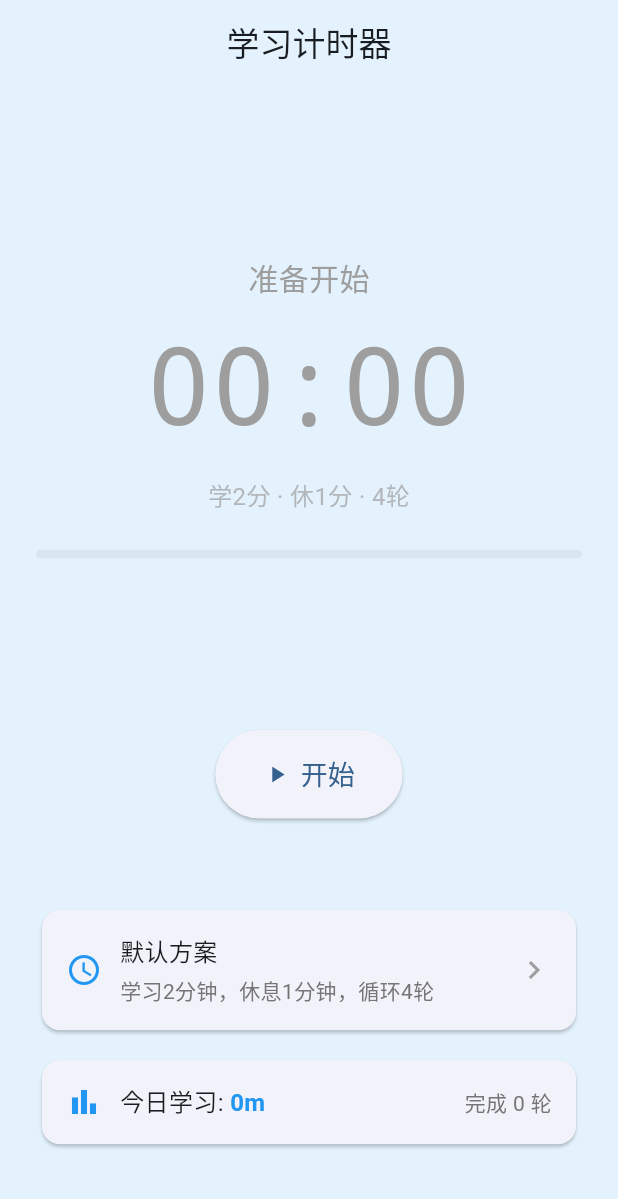
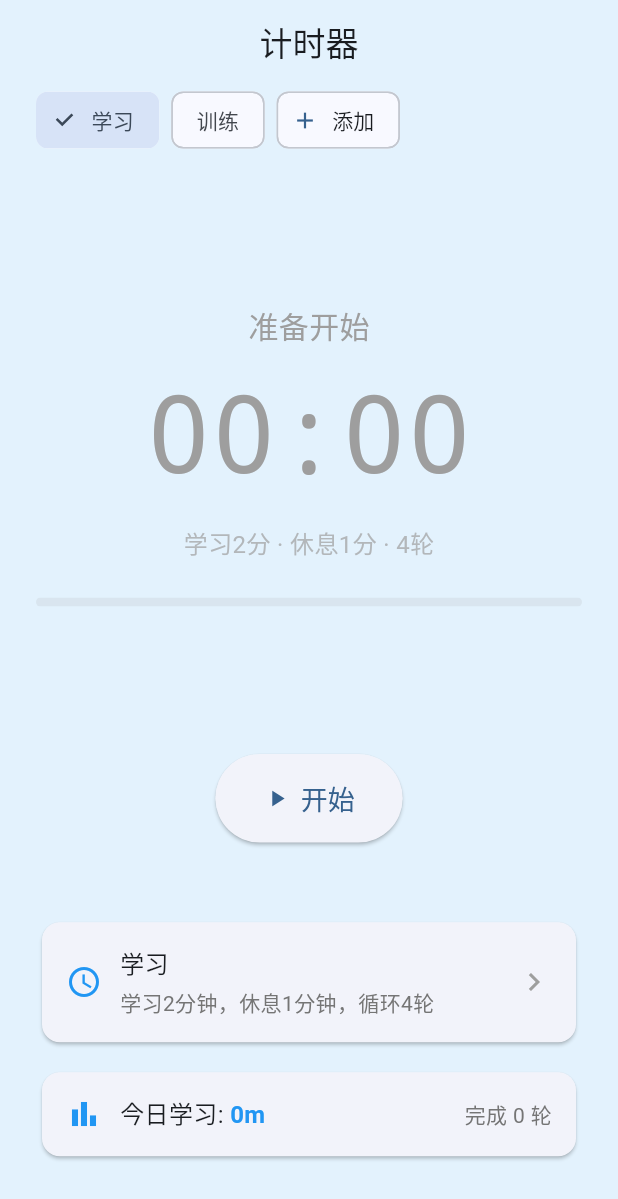
Before and after one commit to griefforyou/alertApp, a Flutter app: the screen it shows after launch, on a phone screen of 412 x 824 dp. Shown: the top 1199 px of the screen. Run offline on Flutter 3.47's test engine with Material 3 defaults, Android fonts, the phone set to English and light mode, and no system bars; our stand-ins replace flutter_local_notifications, timezone.

Commit message:
feat: timer type profiles (study/training/custom) with per-type presets, add/delete, persistent

```diff
--- a/lib/models/models.dart
+++ b/lib/models/models.dart
@@ -1,3 +1,4 @@
 export 'session_state.dart';
 export 'study_preset.dart';
 export 'daily_record.dart';
+export 'timer_profile.dart';
--- /dev/null
+++ b/lib/models/timer_profile.dart
@@ -0,0 +1,83 @@
+enum TimerCategory { study, training, custom }
+
+class TimerProfile {
+  final String id;
+  final TimerCategory category;
+  final String? customName;
+  final int studyMinutes;
+  final int breakMinutes;
+  final int totalCycles;
+
+  const TimerProfile({
+    required this.id,
+    required this.category,
+    this.customName,
+    this.studyMinutes = 2,
+    this.breakMinutes = 1,
+    this.totalCycles = 4,
+  });
+
+  String get displayName {
+    switch (category) {
+      case TimerCategory.study:
+        return '学习';
+      case TimerCategory.training:
+        return '训练';
+      case TimerCategory.custom:
+        return customName ?? '自定义';
+    }
+  }
+
+  TimerProfile copyWith({
+    String? id,
+    TimerCategory? category,
+    String? customName,
+    int? studyMinutes,
+    int? breakMinutes,
+    int? totalCycles,
+  }) {
+    return TimerProfile(
+      id: id ?? this.id,
+      category: category ?? this.category,
+      customName: customName ?? this.customName,
+      studyMinutes: studyMinutes ?? this.studyMinutes,
+      breakMinutes: breakMinutes ?? this.breakMinutes,
+      totalCycles: totalCycles ?? this.totalCycles,
+    );
+  }
+
+  Map<String, dynamic> toJson() => {
+    'id': id,
+    'category': category.name,
+    if (customName != null) 'customName': customName,
+    'studyMinutes': studyMinutes,
+    'breakMinutes': breakMinutes,
+    'totalCycles': totalCycles,
+  };
+
+  factory TimerProfile.fromJson(Map<String, dynamic> json) => TimerProfile(
+    id: json['id'] as String,
+    category: TimerCategory.values.byName(json['category'] as String),
+    customName: json['customName'] as String?,
+    studyMinutes: json['studyMinutes'] as int,
+    breakMinutes: json['breakMinutes'] as int,
+    totalCycles: json['totalCycles'] as int,
+  );
+
+  static List<TimerProfile> defaults() => [
+    const TimerProfile(
+      id: 'builtin_study',
+      category: TimerCategory.study,
+      studyMinutes: 2,
+      breakMinutes: 1,
+      totalCycles: 4,
+    ),
+    const TimerProfile(
+      id: 'builtin_training',
+      category: TimerCategory.training,
+      studyMinutes: 1,
+      breakMinutes: 1,
+      totalCycles: 8,
+    ),
+  ];
+}
--- a/lib/pages/timer_page.dart
+++ b/lib/pages/timer_page.dart
@@ -2,6 +2,7 @@ import 'package:flutter/material.dart';
 import '../models/session_state.dart';
 import '../models/study_preset.dart';
 import '../models/daily_record.dart';
+import '../models/timer_profile.dart';
 import '../services/timer_service.dart';
 import '../services/notification_service.dart';
 import '../services/storage_service.dart';
@@ -29,13 +30,11 @@ class _TimerPageState extends State<TimerPage> {
   int _totalStudySeconds = 0;
   int _completedCycles = 0;
 
-  final _defaultPreset = const StudyPreset(
-    id: 'default',
-    name: '默认方案',
-    studyMinutes: 2,
-    breakMinutes: 1,
-    totalCycles: 4,
-  );
+  List<TimerProfile> _profiles = [];
+  int _selectedIndex = 0;
+
+  TimerProfile get _profile => _selectedIndex < _profiles.length ? _profiles[_selectedIndex] : TimerProfile.defaults().first;
+  String get _typeName => _profile.displayName;
 
   @override
   void initState() {
@@ -56,6 +55,7 @@ class _TimerPageState extends State<TimerPage> {
 
   Future<void> _initAsync() async {
     await _notificationService.initialize();
+    _profiles = await _storageService.loadProfiles();
     await _timerService.restoreFromStorage();
     await _loadTodayRecord();
     if (mounted) setState(() {});
@@ -95,7 +95,7 @@ class _TimerPageState extends State<TimerPage> {
     if (s == null) return;
     setState(() {
       if (s.currentPhase == Phase.breaking) {
-        _overlayTitle = '学习结束！';
+        _overlayTitle = '$_typeName结束！';
         _overlayBody = '休息 ${s.breakMinutes} 分钟';
         _overlayModal = false;
         _totalStudySeconds += s.studyMinutes * 60;
@@ -105,12 +105,12 @@ class _TimerPageState extends State<TimerPage> {
         _saveTodayRecord();
       } else if (s.currentPhase == Phase.learning) {
         _overlayTitle = '休息结束！';
-        _overlayBody = '开始第 ${s.currentCycle} 轮学习';
+        _overlayBody = '开始第 ${s.currentCycle} 轮$_typeName';
         _overlayModal = true;
         _timerService.pause();
       } else if (s.currentPhase == Phase.finished) {
         _overlayTitle = '全部完成！';
-        _overlayBody = '今天的学习任务已完成';
+        _overlayBody = '今天的$_typeName任务已完成';
         _overlayModal = false;
         _totalStudySeconds += s.studyMinutes * 60;
         _completedCycles++;
@@ -120,10 +120,102 @@ class _TimerPageState extends State<TimerPage> {
     });
   }
 
+  void _switchProfile(int index) {
+    if (index == _selectedIndex) return;
+    if (_timerService.state != null) {
+      _timerService.stop();
+    }
+    setState(() => _selectedIndex = index);
+  }
+
+  Future<void> _handleAddProfile() async {
+    final nameController = TextEditingController();
+    final name = await showDialog<String>(
+      context: context,
+      builder: (ctx) => AlertDialog(
+        title: const Text('自定义类型'),
+        content: TextField(
+          controller: nameController,
+          autofocus: true,
+          decoration: const InputDecoration(
+            labelText: '名称',
+            hintText: '例如：跑步、阅读、瑜伽',
+          ),
+        ),
+        actions: [
+          TextButton(
+            onPressed: () => Navigator.of(ctx).pop(),
+            child: const Text('取消'),
+          ),
+          TextButton(
+            onPressed: () {
+              final v = nameController.text.trim();
+              if (v.isEmpty) return;
+              Navigator.of(ctx).pop(v);
+            },
+            child: const Text('添加'),
+          ),
+        ],
+      ),
+    );
+    if (name == null || name.isEmpty) return;
+    final profile = TimerProfile(
+      id: DateTime.now().millisecondsSinceEpoch.toString(),
+      category: TimerCategory.custom,
+      customName: name,
+      studyMinutes: 2,
+      breakMinutes: 1,
+      totalCycles: 4,
+    );
+    setState(() {
+      _profiles.add(profile);
+      _selectedIndex = _profiles.length - 1;
+    });
+    await _storageService.saveProfiles(_profiles);
+  }
+
+  Future<void> _handleDeleteProfile(int index) async {
+    final profile = _profiles[index];
+    if (profile.category != TimerCategory.custom) return;
+    final confirm = await showDialog<bool>(
+      context: context,
+      builder: (ctx) => AlertDialog(
+        title: const Text('删除类型'),
+        content: Text('确定要删除「${profile.displayName}」吗？'),
+        actions: [
+          TextButton(
+            onPressed: () => Navigator.of(ctx).pop(false),
+            child: const Text('取消'),
+          ),
+          TextButton(
+            onPressed: () => Navigator.of(ctx).pop(true),
+            child: const Text('删除'),
+          ),
+        ],
+      ),
+    );
+    if (confirm != true) return;
+    setState(() {
+      _profiles.removeAt(index);
+      if (_selectedIndex >= _profiles.length) _selectedIndex = _profiles.length - 1;
+    });
+    await _storageService.saveProfiles(_profiles);
+  }
+
   Future<void> _handleStart() async {
-    await _timerService.start(_defaultPreset);
+    final preset = StudyPreset(
+      id: _profile.id,
+      name: _profile.displayName,
+      studyMinutes: _profile.studyMinutes,
+      breakMinutes: _profile.breakMinutes,
+      totalCycles: _profile.totalCycles,
+    );
+    await _timerService.start(preset);
     if (_timerService.state != null) {
-      await _notificationService.schedulePhaseNotifications(_timerService.state!);
+      await _notificationService.schedulePhaseNotifications(
+        _timerService.state!,
+        typeName: _typeName,
+      );
     }
     setState(() {});
   }
@@ -143,7 +235,7 @@ class _TimerPageState extends State<TimerPage> {
       context: context,
       builder: (ctx) => AlertDialog(
         title: const Text('确认结束'),
-        content: const Text('当前学习进度将丢失，确定要结束吗？'),
+        content: Text('当前$_typeName进度将丢失，确定要结束吗？'),
         actions: [
           TextButton(
             onPressed: () => Navigator.of(ctx).pop(false),
@@ -196,7 +288,7 @@ class _TimerPageState extends State<TimerPage> {
         Scaffold(
           backgroundColor: bgColor,
           appBar: AppBar(
-            title: const Text('学习计时器'),
+            title: const Text('计时器'),
             centerTitle: true,
             elevation: 0,
             backgroundColor: Colors.transparent,
@@ -206,6 +298,45 @@ class _TimerPageState extends State<TimerPage> {
               padding: const EdgeInsets.symmetric(horizontal: 24),
               child: Column(
                 children: [
+                  SizedBox(
+                    height: 48,
+                    child: ListView.separated(
+                      scrollDirection: Axis.horizontal,
+                      itemCount: _profiles.length + 1,
+                      separatorBuilder: (_, __) => const SizedBox(width: 8),
+                      itemBuilder: (context, index) {
+                        if (index == _profiles.length) {
+                          return Center(
+                            child: ActionChip(
+                              avatar: const Icon(Icons.add, size: 18),
+                              label: const Text('添加'),
+                              onPressed: _timerService.state != null ? null : _handleAddProfile,
+                            ),
+                          );
+                        }
+                        final p = _profiles[index];
+                        final selected = index == _selectedIndex;
+                        final canDelete = p.category == TimerCategory.custom && !selected;
+                        return ChoiceChip(
+                          label: Row(
+                            mainAxisSize: MainAxisSize.min,
+                            children: [
+                              Text(p.displayName),
+                              if (canDelete) ...[
+                                const SizedBox(width: 4),
+                                GestureDetector(
+                                  onTap: () => _handleDeleteProfile(index),
+                                  child: const Icon(Icons.close, size: 14),
+                                ),
+                              ],
+                            ],
+                          ),
+                          selected: selected,
+                          onSelected: _timerService.state != null ? null : (_) => _switchProfile(index),
+                        );
+                      },
+                    ),
+                  ),
                   const Spacer(flex: 2),
                   if (remaining != null && state != null)
                     TimerDisplay(
@@ -214,16 +345,18 @@ class _TimerPageState extends State<TimerPage> {
                       currentCycle: state.currentCycle,
                       totalCycles: state.totalCycles,
                       progress: _timerService.progress,
+                      typeName: _typeName,
                     )
                   else
                     TimerDisplay(
                       remaining: Duration.zero,
                       phase: Phase.idle,
                       currentCycle: 0,
-                      totalCycles: _defaultPreset.totalCycles,
+                      totalCycles: _profile.totalCycles,
                       progress: 0,
-                      studyMinutes: _defaultPreset.studyMinutes,
-                      breakMinutes: _defaultPreset.breakMinutes,
+                      studyMinutes: _profile.studyMinutes,
+                      breakMinutes: _profile.breakMinutes,
+                      typeName: _typeName,
                     ),
                   const Spacer(flex: 2),
                   ControlButtons(
@@ -236,11 +369,21 @@ class _TimerPageState extends State<TimerPage> {
                     onStop: _handleStop,
                   ),
                   const Spacer(flex: 1),
-                  PresetCard(preset: _defaultPreset),
+                  PresetCard(
+                    preset: StudyPreset(
+                      id: _profile.id,
+                      name: _profile.displayName,
+                      studyMinutes: _profile.studyMinutes,
+                      breakMinutes: _profile.breakMinutes,
+                      totalCycles: _profile.totalCycles,
+                    ),
+                    typeName: _typeName,
+                  ),
                   const SizedBox(height: 12),
                   StatsCard(
                     totalStudySeconds: _displayStudySeconds,
                     completedCycles: _completedCycles,
+                    typeName: _typeName,
                   ),
                   const Spacer(flex: 1),
                 ],
--- a/lib/services/notification_service.dart
+++ b/lib/services/notification_service.dart
@@ -38,7 +38,7 @@ class NotificationService {
     }
   }
 
-  Future<void> schedulePhaseNotifications(SessionState session) async {
+  Future<void> schedulePhaseNotifications(SessionState session, {String typeName = '学习'}) async {
     if (!_initialized) return;
     await cancelAll();
 
@@ -54,8 +54,8 @@ class NotificationService {
         totalSeconds += session.studyMinutes * 60;
         await _scheduleNotification(
           id: cycle * 2 - 1,
-          title: '学习结束',
-          body: '第 $cycle 轮学习完成！休息 ${session.breakMinutes} 分钟',
+          title: '$typeName结束',
+          body: '第 $cycle 轮$typeName完成！休息 ${session.breakMinutes} 分钟',
           secondsFromNow: totalSeconds,
         );
         phase = Phase.breaking;
@@ -64,7 +64,7 @@ class NotificationService {
         await _scheduleNotification(
           id: cycle * 2,
           title: '休息结束',
-          body: '休息时间到！开始第 ${cycle + 1} 轮学习',
+          body: '休息时间到！开始第 ${cycle + 1} 轮$typeName',
           secondsFromNow: totalSeconds,
         );
         phase = Phase.learning;
--- a/lib/widgets/preset_card.dart
+++ b/lib/widgets/preset_card.dart
@@ -3,11 +3,12 @@ import '../models/study_preset.dart';
 
 class PresetCard extends StatelessWidget {
   final StudyPreset preset;
+  final String typeName;
   final VoidCallback? onTap;
-  const PresetCard({super.key, required this.preset, this.onTap});
+  const PresetCard({super.key, required this.preset, this.typeName = '学习', this.onTap});
 
   String get _description {
-    final study = '学习${preset.studyMinutes}分钟';
+    final study = '$typeName${preset.studyMinutes}分钟';
     final rest = '休息${preset.breakMinutes}分钟';
     final cycles = preset.totalCycles > 0 ? '循环${preset.totalCycles}轮' : '无限循环';
     return '$study，$rest，$cycles';
--- a/lib/widgets/stats_card.dart
+++ b/lib/widgets/stats_card.dart
@@ -3,11 +3,13 @@ import 'package:flutter/material.dart';
 class StatsCard extends StatelessWidget {
   final int totalStudySeconds;
   final int completedCycles;
+  final String typeName;
 
   const StatsCard({
     super.key,
     this.totalStudySeconds = 0,
     this.completedCycles = 0,
+    this.typeName = '学习',
   });
 
   String get _formattedTime {
@@ -26,7 +28,7 @@ class StatsCard extends StatelessWidget {
           children: [
             const Icon(Icons.bar_chart, color: Color(0xFF2196F3)),
             const SizedBox(width: 12),
-            const Text('今日学习: ', style: TextStyle(fontSize: 16)),
+            Text('今日$typeName: ', style: TextStyle(fontSize: 16)),
             Text(
               _formattedTime,
               style: const TextStyle(
--- a/lib/widgets/timer_display.dart
+++ b/lib/widgets/timer_display.dart
@@ -9,6 +9,7 @@ class TimerDisplay extends StatelessWidget {
   final double progress;
   final int studyMinutes;
   final int breakMinutes;
+  final String typeName;
 
   const TimerDisplay({
     super.key,
@@ -19,6 +20,7 @@ class TimerDisplay extends StatelessWidget {
     required this.progress,
     this.studyMinutes = 0,
     this.breakMinutes = 0,
+    this.typeName = '学习',
   });
 
   String get _timeText {
@@ -36,7 +38,7 @@ class TimerDisplay extends StatelessWidget {
       case Phase.idle:
         return '准备开始';
       case Phase.learning:
-        return '学习中';
+        return '$typeName中';
       case Phase.breaking:
         return '休息中';
       case Phase.finished:
@@ -46,8 +48,8 @@ class TimerDisplay extends StatelessWidget {
 
   String get _cycleText {
     if (phase == Phase.idle) {
-      if (totalCycles == 0) return '学$studyMinutes分 · 休$breakMinutes分 · 无限循环';
-      return '学$studyMinutes分 · 休$breakMinutes分 · $totalCycles轮';
+      if (totalCycles == 0) return '$typeName$studyMinutes分 · 休息$breakMinutes分 · 无限循环';
+      return '$typeName$studyMinutes分 · 休息$breakMinutes分 · $totalCycles轮';
     }
     if (phase == Phase.finished) return '所有轮次已完成';
     if (totalCycles == 0) return '第 $currentCycle 轮（无限循环）';
```
Also changed, not shown: lib/services/storage_service.dart (+25 -0 lines), 1 other file.
